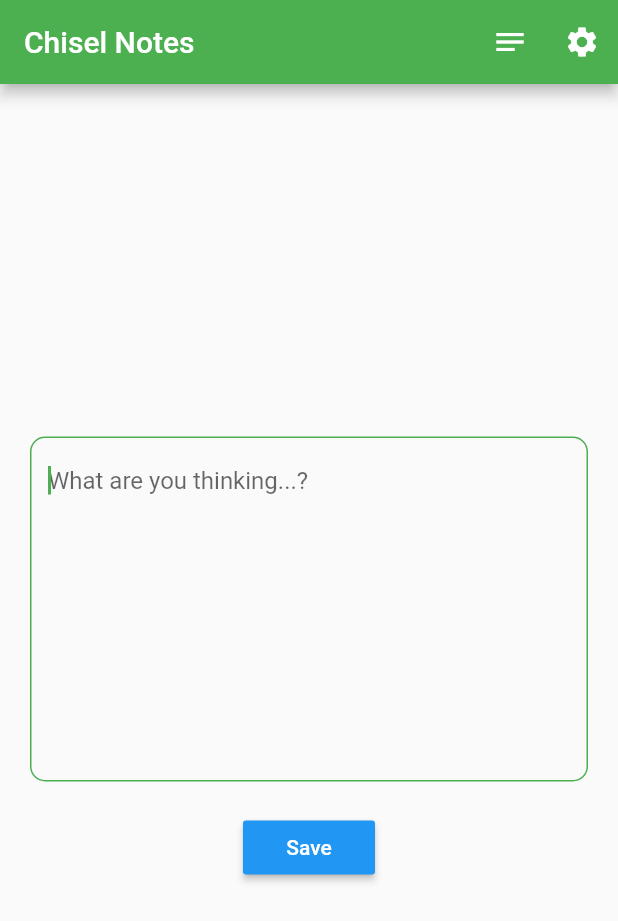
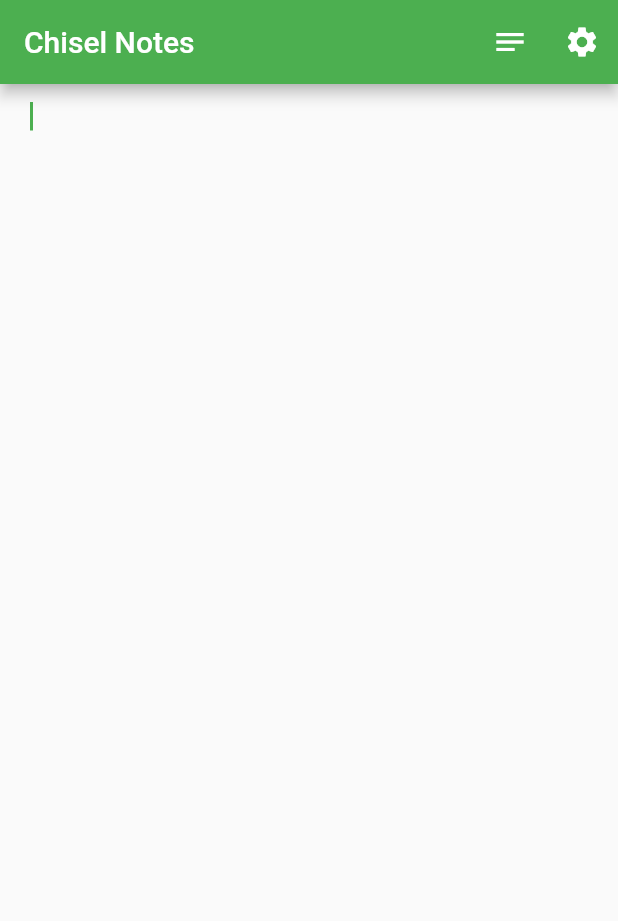
Before and after one commit to decaf-dev/nuthoughts-app, a Flutter app: the screen it shows after launch, on a phone screen of 412 x 824 dp. Shown: the top 921 px of the screen. Run offline on Flutter 3.47's test engine with Material 2 defaults, Android fonts, the phone set to English and light mode, and no system bars; our stand-ins replace get, settings_ui, shared_preferences.

Commit message:
feat: remove border on input field

```diff
--- a/lib/routes/home/home_route.dart
+++ b/lib/routes/home/home_route.dart
@@ -3,7 +3,6 @@ import 'package:chisel_notes/controllers/app_controller.dart';
 import 'package:chisel_notes/routes/saved_blocks/saved_blocks_route.dart';
 import 'package:chisel_notes/routes/settings/settings_route.dart';
 import 'package:flutter/material.dart';
-import 'package:fluttertoast/fluttertoast.dart';
 import 'package:get/get.dart';
 import 'package:shared_preferences/shared_preferences.dart';
 
@@ -71,70 +70,47 @@ class _HomeRouteState extends State<HomeRoute> {
                 }),
           ],
         ),
-        body: Center(
+        body: SingleChildScrollView(
           child: Padding(
               padding: const EdgeInsets.symmetric(horizontal: 20, vertical: 0),
-          child: Obx(() => Column(
-                mainAxisAlignment: MainAxisAlignment.center,
-                children: <Widget>[
-                  TextField(
+              child: Obx(
+                () => TextField(
                     controller: textFieldController,
                     onChanged: (value) {
                       controller.setText(value);
                     },
                     autofocus: true,
                     enabled: controller.isLoading.value != true,
-                      style: TextStyle(
-                          color: controller.isLoading.value
-                              ? Colors.grey
-                              : Colors.black),
-                      decoration: InputDecoration(
-                          focusedBorder: OutlineInputBorder(
-                              borderRadius: BorderRadius.circular(10.0),
-                              borderSide:
-                                  const BorderSide(color: Colors.green)),
-                          enabledBorder: OutlineInputBorder(
-                              borderRadius: BorderRadius.circular(10.0),
-                              borderSide:
-                                  const BorderSide(color: Colors.green)),
-                          disabledBorder: OutlineInputBorder(
-                              borderRadius: BorderRadius.circular(10.0),
-                              borderSide: const BorderSide(color: Colors.grey)),
-                          hintText: "What are you thinking...?"),
+                    decoration: const InputDecoration(border: InputBorder.none),
                     keyboardType: TextInputType.multiline,
                     minLines: 10,
                     maxLines: null),
-                  const SizedBox(height: 20),
-                  if (controller.isLoading.value == true) ...[
-                    const CircularProgressIndicator(color: Colors.blue)
-                  ],
-                  if (controller.isLoading.value == false) ...[
-                    MaterialButton(
-                      color: Colors.blue,
-                      textColor: Colors.white,
-                      onPressed: () async {
-                        String text = textFieldController.text;
-                        if (text.isNotEmpty) {
-                          FocusManager.instance.primaryFocus?.unfocus();
-                          bool success = await controller
-                              .saveText(textFieldController.text);
-                          if (success) {
-                            textFieldController.clear();
-                            controller.setText("");
-                          } else {
-                            Fluttertoast.showToast(
-                              msg: 'An error occurred while submitting data.',
-                              backgroundColor: Colors.red,
-                              textColor: Colors.white,
-                            );
+                // if (controller.isLoading.value == false) ...[
+                //   MaterialButton(
+                //     color: Colors.blue,
+                //     textColor: Colors.white,
+                //     onPressed: () async {
+                //       String text = textFieldController.text;
+                //       if (text.isNotEmpty) {
+                //         FocusManager.instance.primaryFocus?.unfocus();
+                //         bool success = await controller
+                //             .saveText(textFieldController.text);
+                //         if (success) {
+                //           textFieldController.clear();
+                //           controller.setText("");
+                //         } else {
+                //           Fluttertoast.showToast(
+                //             msg: 'An error occurred while submitting data.',
+                //             backgroundColor: Colors.red,
+                //             textColor: Colors.white,
+                //           );
+                //         }
+                //       }
+                //     },
+                //     child: const Text("Save"),
+                //   )
+                // ]
+              )),
+        ));
   }
 }
-                      },
-                      child: const Text("Save"),
-                    )
-                  ]
-                ],
-              )),
-        )));
-  }
-}
```
Lines whose indentation alone changed are shown as unchanged.
